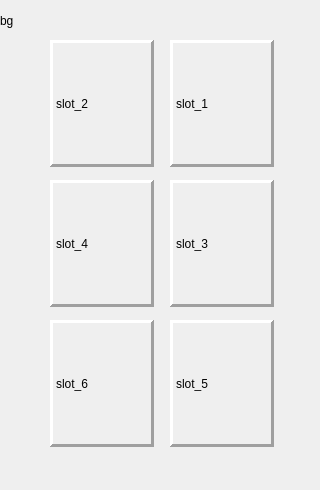
This is client_dir/army.ui in Erepb-89/disciples_mobile as Qt 5 draws it before an edit. The edited form follows.
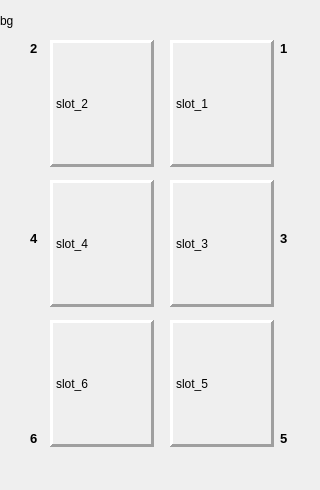
This is the edited form.

What changed in the file:
```diff
--- a/client_dir/army.ui
+++ b/client_dir/army.ui
@@ -296,6 +296,126 @@
     <bool>true</bool>
    </property>
   </widget>
+  <widget class="QLabel" name="EnemySlotTxt_1">
+   <property name="geometry">
+    <rect>
+     <x>280</x>
+     <y>40</y>
+     <width>16</width>
+     <height>16</height>
+    </rect>
+   </property>
+   <property name="font">
+    <font>
+     <pointsize>10</pointsize>
+     <weight>75</weight>
+     <bold>true</bold>
+    </font>
+   </property>
+   <property name="text">
+    <string>1</string>
+   </property>
+  </widget>
+  <widget class="QLabel" name="EnemySlotTxt_3">
+   <property name="geometry">
+    <rect>
+     <x>280</x>
+     <y>230</y>
+     <width>16</width>
+     <height>16</height>
+    </rect>
+   </property>
+   <property name="font">
+    <font>
+     <pointsize>10</pointsize>
+     <weight>75</weight>
+     <bold>true</bold>
+    </font>
+   </property>
+   <property name="text">
+    <string>3</string>
+   </property>
+  </widget>
+  <widget class="QLabel" name="EnemySlotTxt_6">
+   <property name="geometry">
+    <rect>
+     <x>30</x>
+     <y>430</y>
+     <width>16</width>
+     <height>16</height>
+    </rect>
+   </property>
+   <property name="font">
+    <font>
+     <pointsize>10</pointsize>
+     <weight>75</weight>
+     <bold>true</bold>
+    </font>
+   </property>
+   <property name="text">
+    <string>6</string>
+   </property>
+  </widget>
+  <widget class="QLabel" name="EnemySlotTxt_4">
+   <property name="geometry">
+    <rect>
+     <x>30</x>
+     <y>230</y>
+     <width>16</width>
+     <height>16</height>
+    </rect>
+   </property>
+   <property name="font">
+    <font>
+     <pointsize>10</pointsize>
+     <weight>75</weight>
+     <bold>true</bold>
+    </font>
+   </property>
+   <property name="text">
+    <string>4</string>
+   </property>
+  </widget>
+  <widget class="QLabel" name="EnemySlotTxt_2">
+   <property name="geometry">
+    <rect>
+     <x>30</x>
+     <y>40</y>
+     <width>16</width>
+     <height>16</height>
+    </rect>
+   </property>
+   <property name="font">
+    <font>
+     <pointsize>10</pointsize>
+     <weight>75</weight>
+     <bold>true</bold>
+    </font>
+   </property>
+   <property name="text">
+    <string>2</string>
+   </property>
+  </widget>
+  <widget class="QLabel" name="EnemySlotTxt_5">
+   <property name="geometry">
+    <rect>
+     <x>280</x>
+     <y>430</y>
+     <width>16</width>
+     <height>16</height>
+    </rect>
+   </property>
+   <property name="font">
+    <font>
+     <pointsize>10</pointsize>
+     <weight>75</weight>
+     <bold>true</bold>
+    </font>
+   </property>
+   <property name="text">
+    <string>5</string>
+   </property>
+  </widget>
   <zorder>armyBG</zorder>
   <zorder>EnemySlot1</zorder>
   <zorder>EnemySlot5</zorder>
```
Left out of the diff: 8 changed lines with no effect on the pictures.
